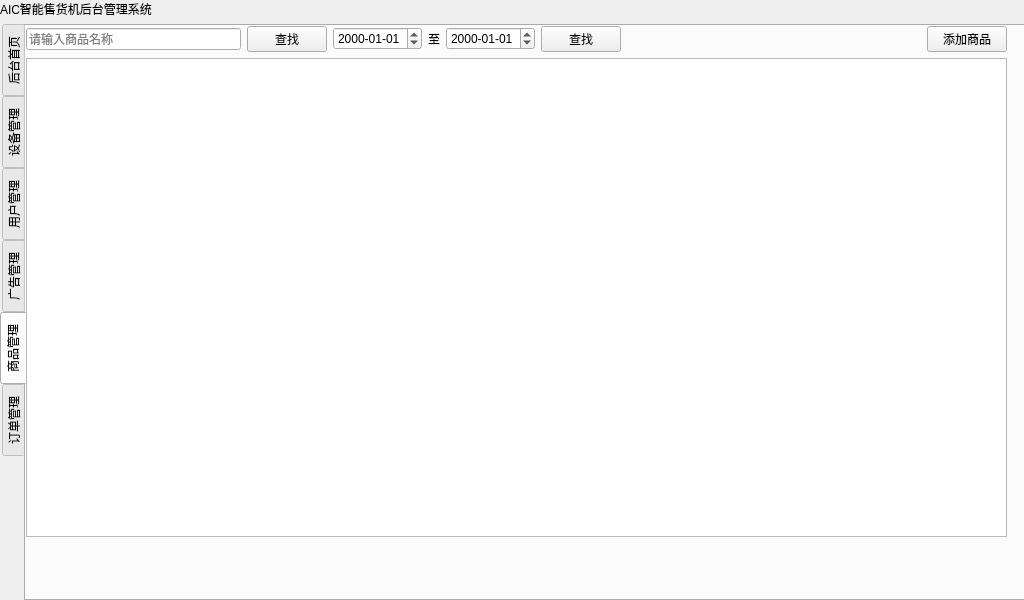
Old version of the form VendingSystem_server/menu.ui in the repository Nyar-D/VendingSystem.
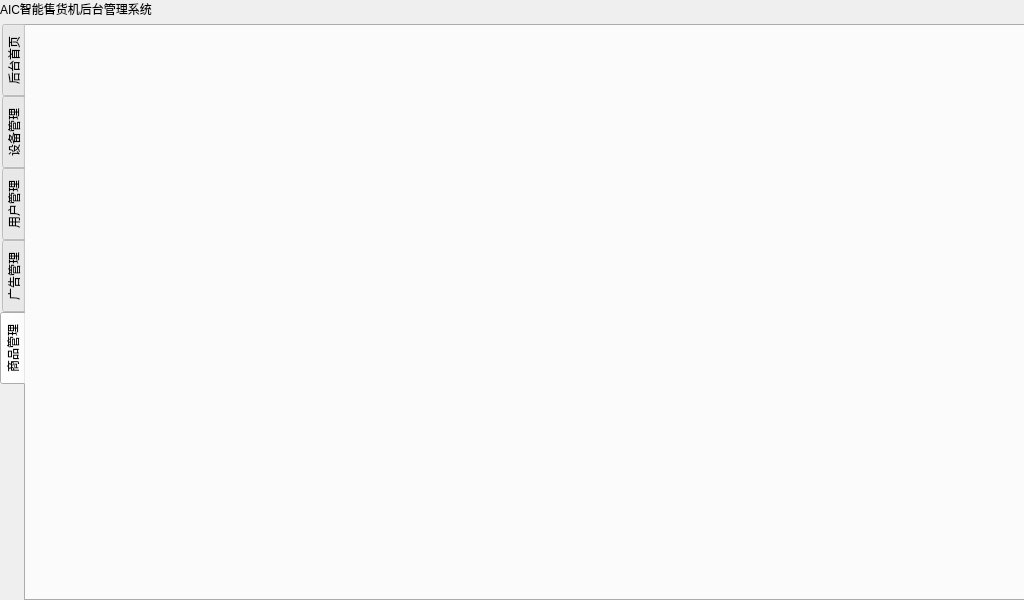
New version of the form. The open tabs and pages were chosen to show the change.

```diff
--- a/VendingSystem_server/menu.ui
+++ b/VendingSystem_server/menu.ui
@@ -237,193 +237,6 @@
        <attribute name="title">
         <string>商品管理</string>
        </attribute>
-       <widget class="QWidget" name="layoutWidget">
-        <property name="geometry">
-         <rect>
-          <x>0</x>
-          <y>0</y>
-          <width>981</width>
-          <height>511</height>
-         </rect>
-        </property>
-        <layout class="QVBoxLayout" name="verticalLayout_4">
-         <item>
-          <layout class="QHBoxLayout" name="horizontalLayout_7">
-           <item>
-            <layout class="QHBoxLayout" name="horizontalLayout_5">
-             <item>
-              <widget class="QLineEdit" name="nameSearch_le">
-               <property name="placeholderText">
-                <string>请输入商品名称</string>
-               </property>
-              </widget>
-             </item>
-             <item>
-              <widget class="QPushButton" name="nameSearch_btn">
-               <property name="text">
-                <string>查找</string>
-               </property>
-              </widget>
-             </item>
-            </layout>
-           </item>
-           <item>
-            <layout class="QHBoxLayout" name="horizontalLayout_6">
-             <item>
-              <widget class="QDateEdit" name="earlyDate_de">
-               <property name="displayFormat">
-                <string>yyyy-MM-dd</string>
-               </property>
-              </widget>
-             </item>
-             <item>
-              <widget class="QLabel" name="character">
-               <property name="text">
-                <string>至</string>
-               </property>
-              </widget>
-             </item>
-             <item>
-              <widget class="QDateEdit" name="lateDate_de">
-               <property name="displayFormat">
-                <string>yyyy-MM-dd</string>
-               </property>
-              </widget>
-             </item>
-             <item>
-              <widget class="QPushButton" name="dateSearch_btn">
-               <property name="text">
-                <string>查找</string>
-               </property>
-              </widget>
-             </item>
-            </layout>
-           </item>
-           <item>
-            <spacer name="horizontalSpacer_2">
-             <property name="orientation">
-              <enum>Qt::Horizontal</enum>
-             </property>
-             <property name="sizeHint" stdset="0">
-              <size>
-               <width>40</width>
-               <height>20</height>
-              </size>
-             </property>
-            </spacer>
-           </item>
-           <item>
-            <widget class="QPushButton" name="addGoods_btn">
-             <property name="text">
-              <string>添加商品</string>
-             </property>
-            </widget>
-           </item>
-          </layout>
-         </item>
-         <item>
-          <widget class="QTableView" name="good_table">
-           <property name="sortingEnabled">
-            <bool>true</bool>
-           </property>
-           <attribute name="verticalHeaderVisible">
-            <bool>false</bool>
-           </attribute>
-          </widget>
-         </item>
-        </layout>
-       </widget>
-      </widget>
-      <widget class="QWidget" name="ordersManager_tab">
-       <attribute name="title">
-        <string>订单管理</string>
-       </attribute>
-       <widget class="QWidget" name="layoutWidget_4">
-        <property name="geometry">
-         <rect>
-          <x>0</x>
-          <y>0</y>
-          <width>981</width>
-          <height>511</height>
-         </rect>
-        </property>
-        <layout class="QVBoxLayout" name="verticalLayout_5">
-         <item>
-          <layout class="QHBoxLayout" name="horizontalLayout_8">
-           <item>
-            <layout class="QHBoxLayout" name="horizontalLayout_9">
-             <item>
-              <widget class="QLineEdit" name="nameSearch_le_2">
-               <property name="placeholderText">
-                <string>请输入商品名称</string>
-               </property>
-              </widget>
-             </item>
-             <item>
-              <widget class="QPushButton" name="nameSearch_btn_2">
-               <property name="text">
-                <string>查找</string>
-               </property>
-              </widget>
-             </item>
-            </layout>
-           </item>
-           <item>
-            <layout class="QHBoxLayout" name="horizontalLayout_10">
-             <item>
-              <widget class="QDateEdit" name="earlyDate_de_2">
-               <property name="displayFormat">
-                <string>yyyy-MM-dd</string>
-               </property>
-              </widget>
-             </item>
-             <item>
-              <widget class="QLabel" name="character_2">
-               <property name="text">
-                <string>至</string>
-               </property>
-              </widget>
-             </item>
-             <item>
-              <widget class="QDateEdit" name="lateDate_de_2">
-               <property name="displayFormat">
-                <string>yyyy-MM-dd</string>
-               </property>
-              </widget>
-             </item>
-             <item>
-              <widget class="QPushButton" name="dateSearch_btn_2">
-               <property name="text">
-                <string>查找</string>
-               </property>
-              </widget>
-             </item>
-            </layout>
-           </item>
-           <item>
-            <spacer name="horizontalSpacer_3">
-             <property name="orientation">
-              <enum>Qt::Horizontal</enum>
-             </property>
-             <property name="sizeHint" stdset="0">
-              <size>
-               <width>40</width>
-               <height>20</height>
-              </size>
-             </property>
-            </spacer>
-           </item>
-          </layout>
-         </item>
-         <item>
-          <widget class="QTableView" name="tableView_2">
-           <property name="sortingEnabled">
-            <bool>true</bool>
-           </property>
-          </widget>
-         </item>
-        </layout>
-       </widget>
       </widget>
      </widget>
     </item>
```
Left out of the diff: 152 changed lines with no effect on the pictures.
